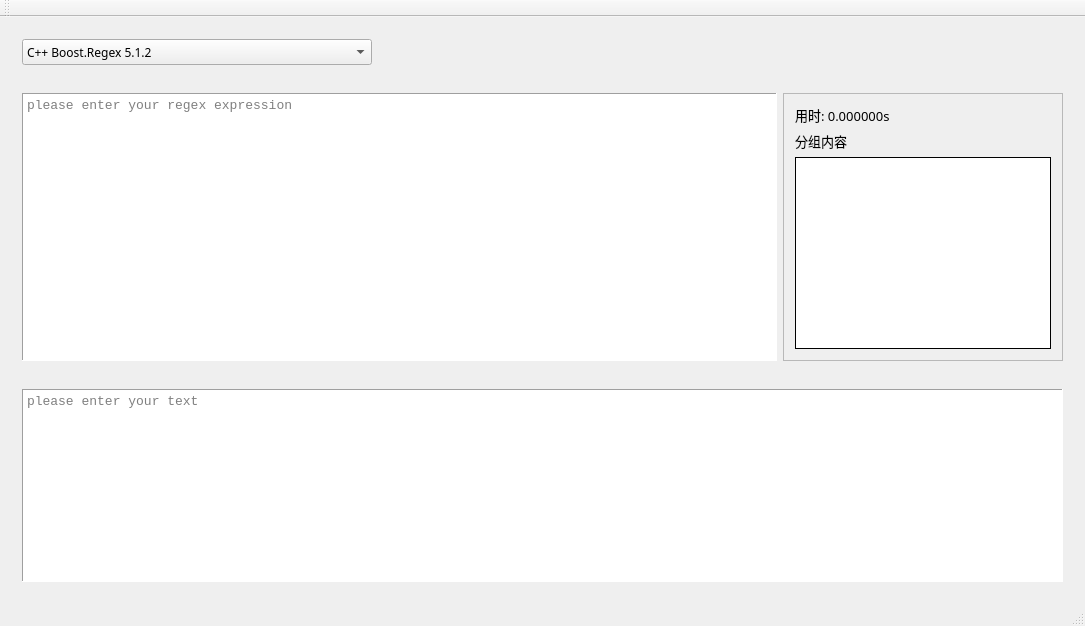
This is Regex/Regex/mainwindow.ui in an-yun/AnyunRegex as Qt 5 draws it before an edit. The edited form follows.
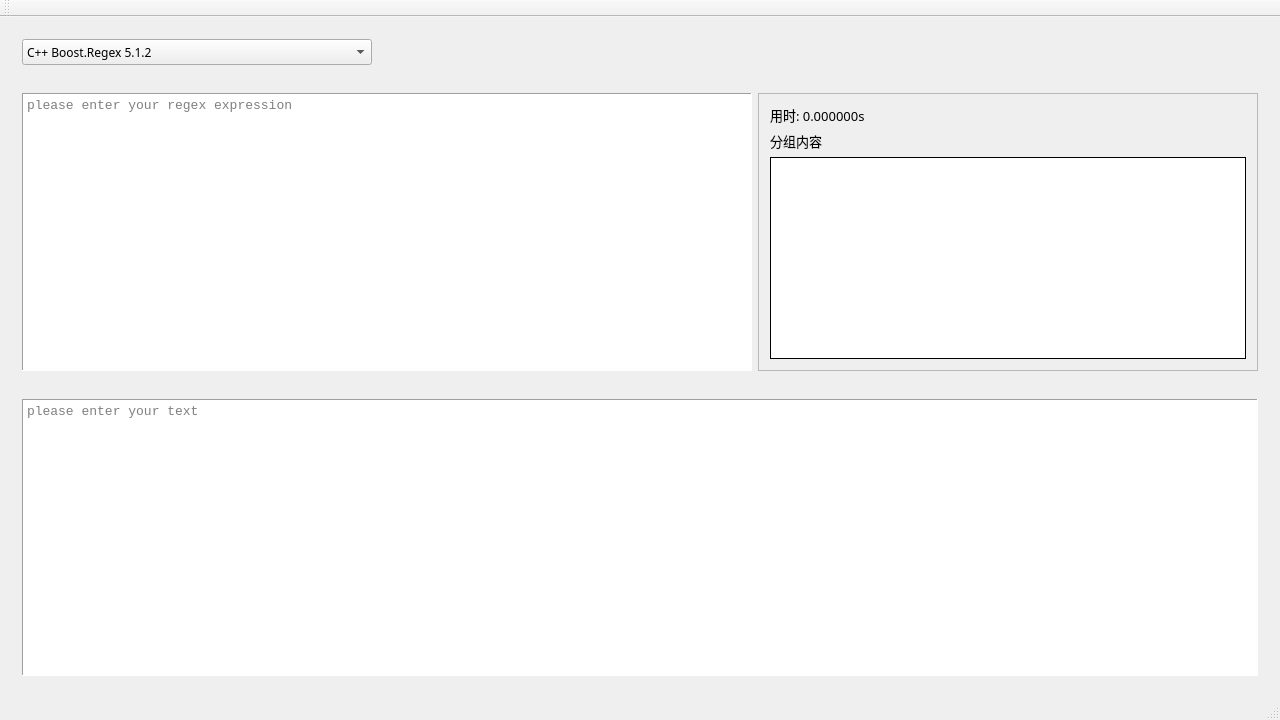
This is the edited form.

Diff of the .ui file:
```diff
--- a/Regex/Regex/mainwindow.ui
+++ b/Regex/Regex/mainwindow.ui
@@ -6,8 +6,8 @@
    <rect>
     <x>0</x>
     <y>0</y>
-    <width>1085</width>
-    <height>626</height>
+    <width>1280</width>
+    <height>720</height>
    </rect>
   </property>
   <property name="windowTitle">
@@ -156,6 +156,12 @@
            <verstretch>0</verstretch>
           </sizepolicy>
          </property>
+         <property name="minimumSize">
+          <size>
+           <width>500</width>
+           <height>0</height>
+          </size>
+         </property>
          <property name="frameShape">
           <enum>QFrame::StyledPanel</enum>
          </property>
```
Left out of the diff: 2 changed lines with no effect on the pictures.
